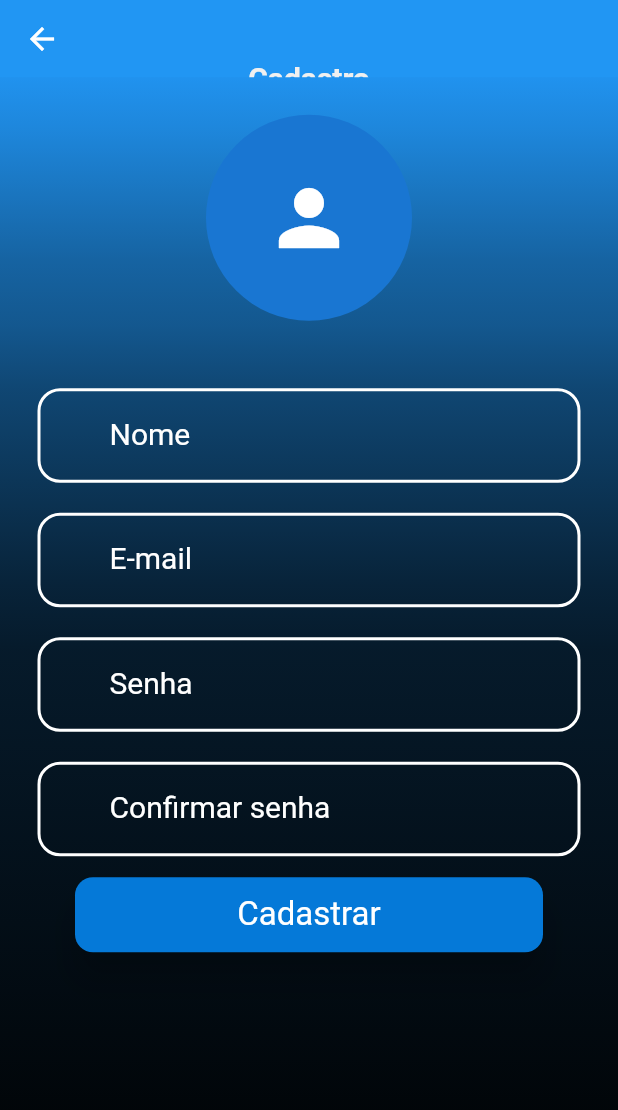
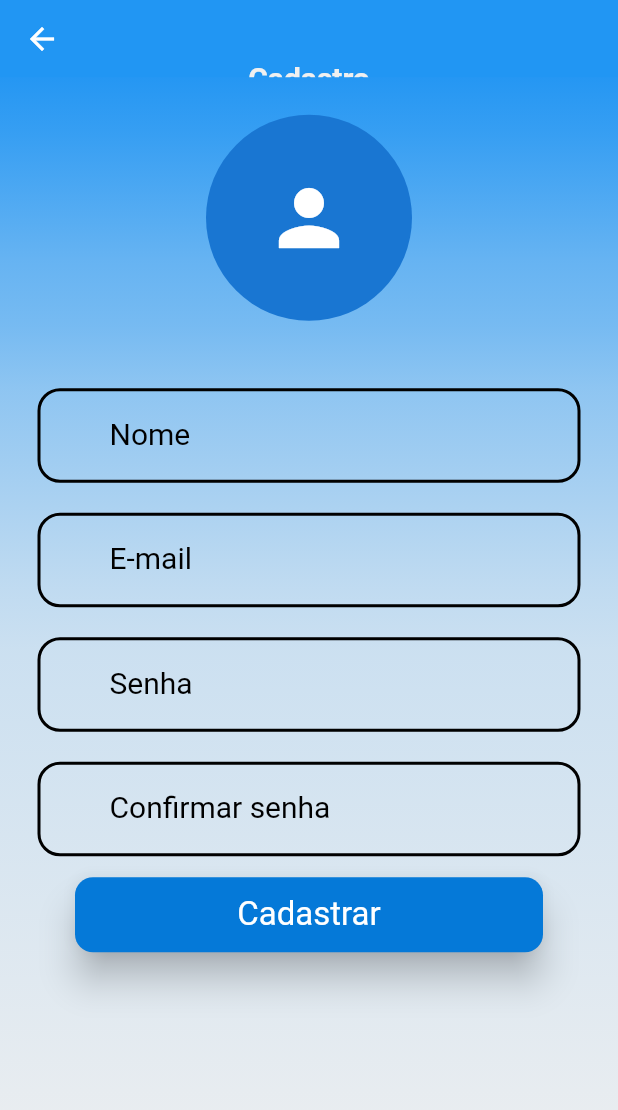
Before and after one commit to GuiPiovezan/flutter-search-book, a Flutter app: the screen it shows after launch, after a tap on "Cadastra-se", on a phone screen of 412 x 824 dp. Shown: the top 1110 px of the screen. Run offline on Flutter 3.47's test engine with Material 2 defaults, Android fonts, the phone set to English and light mode, and no system bars; our stand-ins replace cloud_firestore, firebase_auth, firebase_core, form_field_validator, image_picker; missing offline and left inert: google_ml_kit; accounts and stored records are empty; Roboto replaces fonts that are missing (Verdana).

Commit message:
alterando cores

```diff
--- a/lib/components/text_form_input_custom.component.dart
+++ b/lib/components/text_form_input_custom.component.dart
@@ -51,12 +51,12 @@ class _TextFormInputCustomState extends State<TextFormInputCustom> {
       obscureText: obscureText,
       decoration: InputDecoration(
         labelStyle: const TextStyle(
-          color: Colors.white,
+          color: Colors.black,
         ),
         hintText: widget.placeholder ?? '',
         enabledBorder: const OutlineInputBorder(
           borderSide: BorderSide(
-            color: Colors.white,
+            color: Colors.black,
             width: 2,
           ),
           borderRadius: BorderRadius.all(
@@ -72,7 +72,7 @@ class _TextFormInputCustomState extends State<TextFormInputCustom> {
         ),
         focusedBorder: const OutlineInputBorder(
           borderSide: BorderSide(
-            color: Color.fromARGB(234, 255, 255, 255),
+            color: Colors.black,
             width: 2,
           ),
           borderRadius: BorderRadius.all(
@@ -83,7 +83,7 @@ class _TextFormInputCustomState extends State<TextFormInputCustom> {
         prefixIcon: Icon(
           widget.prefixIcon,
           size: 30.0,
-          color: Colors.white,
+          color: Colors.black,
         ),
         suffixIcon: isTextInputSecret
             ? GestureDetector(
@@ -94,7 +94,7 @@ class _TextFormInputCustomState extends State<TextFormInputCustom> {
                 },
                 child: Icon(
                   obscureText ? Icons.visibility : Icons.visibility_off,
-                  color: Colors.white,
+                  color: Colors.black,
                 ),
               )
             : null,
--- a/lib/views/LoginView/login.view.dart
+++ b/lib/views/LoginView/login.view.dart
@@ -31,7 +31,7 @@ class _LoginViewState extends State<LoginView> {
 
     return Scaffold(
       extendBodyBehindAppBar: true,
-      backgroundColor: Colors.black,
+      backgroundColor: Color.fromARGB(255, 240, 240, 240),
       appBar: PreferredSize(
         preferredSize: const Size.fromHeight(0),
         child: AppBar(
--- a/lib/views/UserRegistration/user_registration.view.dart
+++ b/lib/views/UserRegistration/user_registration.view.dart
@@ -55,7 +55,7 @@ class _UserRegistrationState extends State<UserRegistration> {
   @override
   Widget build(BuildContext context) {
     return Scaffold(
-      backgroundColor: Colors.black,
+      backgroundColor: Color.fromARGB(255, 240, 240, 240),
       extendBodyBehindAppBar: true,
       appBar: AppBarCustom(
         title: "Cadastro",
```
